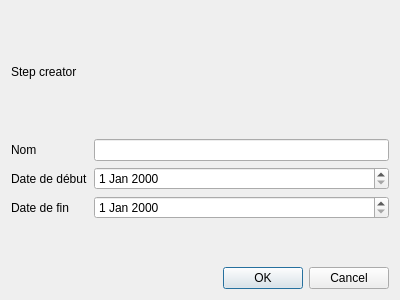
Keuwa/Hackathon4fun, file stepcreator.ui: the form before one commit.
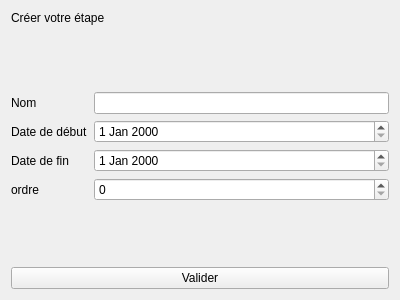
The form after the commit.

Commit message: added create Step

Diff of the .ui file:
```diff
--- a/stepcreator.ui
+++ b/stepcreator.ui
@@ -17,10 +17,23 @@
    <item>
     <widget class="QLabel" name="label">
      <property name="text">
-      <string>Step creator</string>
+      <string>Créer votre étape</string>
      </property>
     </widget>
    </item>
+   <item>
+    <spacer name="verticalSpacer">
+     <property name="orientation">
+      <enum>Qt::Vertical</enum>
+     </property>
+     <property name="sizeHint" stdset="0">
+      <size>
+       <width>20</width>
+       <height>20</height>
+      </size>
+     </property>
+    </spacer>
+   </item>
    <item>
     <layout class="QFormLayout" name="formLayout">
      <item row="0" column="0">
@@ -40,6 +53,9 @@
        </property>
       </widget>
      </item>
+     <item row="1" column="1">
+      <widget class="QDateEdit" name="beginDateEdit"/>
+     </item>
      <item row="2" column="0">
       <widget class="QLabel" name="label_4">
        <property name="text">
@@ -47,18 +63,38 @@
        </property>
       </widget>
      </item>
-     <item row="1" column="1">
-      <widget class="QDateEdit" name="dateEdit"/>
-     </item>
      <item row="2" column="1">
-      <widget class="QDateEdit" name="dateEdit_2"/>
+      <widget class="QDateEdit" name="endDateEdit"/>
+     </item>
+     <item row="3" column="0">
+      <widget class="QLabel" name="ordreLabel">
+       <property name="text">
+        <string>ordre</string>
+       </property>
+      </widget>
+     </item>
+     <item row="3" column="1">
+      <widget class="QSpinBox" name="ordreSpinBox"/>
      </item>
     </layout>
    </item>
    <item>
-    <widget class="QDialogButtonBox" name="buttonBox">
-     <property name="standardButtons">
-      <set>QDialogButtonBox::Cancel|QDialogButtonBox::Ok</set>
+    <spacer name="verticalSpacer_2">
+     <property name="orientation">
+      <enum>Qt::Vertical</enum>
+     </property>
+     <property name="sizeHint" stdset="0">
+      <size>
+       <width>20</width>
+       <height>40</height>
+      </size>
+     </property>
+    </spacer>
+   </item>
+   <item>
+    <widget class="QPushButton" name="pushButton">
+     <property name="text">
+      <string>Valider</string>
      </property>
     </widget>
    </item>
```
Left out of the diff: 2 changed lines with no effect on the pictures. The commit also changes 10 other files.
